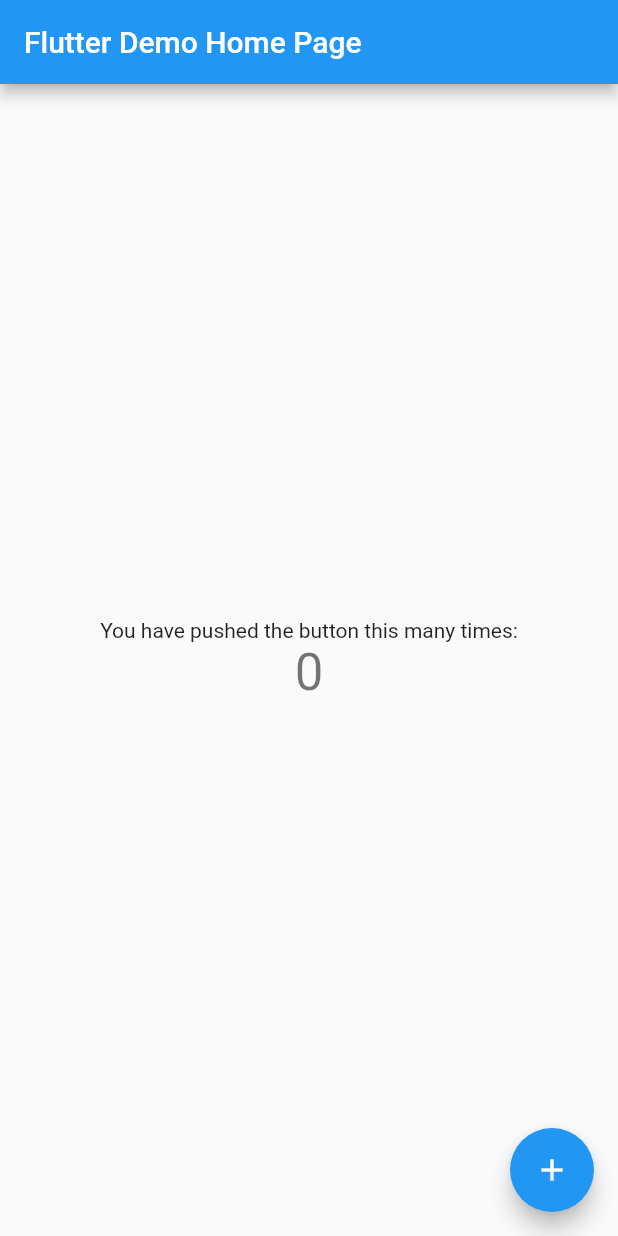
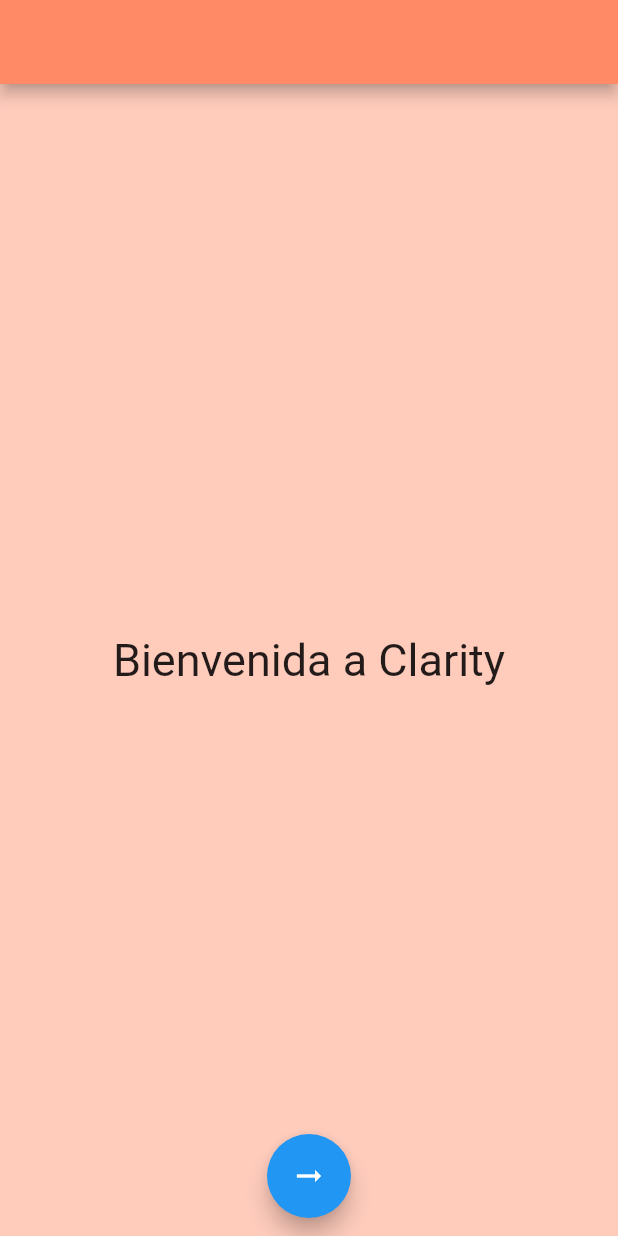
Before and after one commit to SebaOrdenes/proyecto_clarity_flutter, a Flutter app: the screen it shows after launch, on a phone screen of 412 x 824 dp. Run offline on Flutter 3.47's test engine with Material 2 defaults, Android fonts, the phone set to English and light mode, and no system bars.

Commit message:
Vista inicial
Se reorganizaron las carpetas, se borró la vista de la app por defecto y se añade una vista principal "home page" a la app en la nueva carpeta "screens"

```diff
--- a/lib/main.dart
+++ b/lib/main.dart
@@ -1,113 +1,7 @@
 import 'package:flutter/material.dart';
+
+import 'src/app.dart';
 
 void main() {
   runApp(MyApp());
 }
-
-class MyApp extends StatelessWidget {
-  // This widget is the root of your application.
-  @override
-  Widget build(BuildContext context) {
-    return MaterialApp(
-      title: 'Flutter Demo',
-      theme: ThemeData(
-        // This is the theme of your application.
-        //
-        // Try running your application with "flutter run". You'll see the
-        // application has a blue toolbar. Then, without quitting the app, try
-        // changing the primarySwatch below to Colors.green and then invoke
-        // "hot reload" (press "r" in the console where you ran "flutter run",
-        // or simply save your changes to "hot reload" in a Flutter IDE).
-        // Notice that the counter didn't reset back to zero; the application
-        // is not restarted.
-        primarySwatch: Colors.blue,
-      ),
-      home: MyHomePage(title: 'Flutter Demo Home Page'),
-    );
-  }
-}
-
-class MyHomePage extends StatefulWidget {
-  MyHomePage({Key? key, required this.title}) : super(key: key);
-
-  // This widget is the home page of your application. It is stateful, meaning
-  // that it has a State object (defined below) that contains fields that affect
-  // how it looks.
-
-  // This class is the configuration for the state. It holds the values (in this
-  // case the title) provided by the parent (in this case the App widget) and
-  // used by the build method of the State. Fields in a Widget subclass are
-  // always marked "final".
-
-  final String title;
-
-  @override
-  _MyHomePageState createState() => _MyHomePageState();
-}
-
-class _MyHomePageState extends State<MyHomePage> {
-  int _counter = 0;
-
-  void _incrementCounter() {
-    setState(() {
-      // This call to setState tells the Flutter framework that something has
-      // changed in this State, which causes it to rerun the build method below
-      // so that the display can reflect the updated values. If we changed
-      // _counter without calling setState(), then the build method would not be
-      // called again, and so nothing would appear to happen.
-      _counter++;
-    });
-  }
-
-  @override
-  Widget build(BuildContext context) {
-    // This method is rerun every time setState is called, for instance as done
-    // by the _incrementCounter method above.
-    //
-    // The Flutter framework has been optimized to make rerunning build methods
-    // fast, so that you can just rebuild anything that needs updating rather
-    // than having to individually change instances of widgets.
-    return Scaffold(
-      appBar: AppBar(
-        // Here we take the value from the MyHomePage object that was created by
-        // the App.build method, and use it to set our appbar title.
-        title: Text(widget.title),
-      ),
-      body: Center(
-        // Center is a layout widget. It takes a single child and positions it
-        // in the middle of the parent.
-        child: Column(
-          // Column is also a layout widget. It takes a list of children and
-          // arranges them vertically. By default, it sizes itself to fit its
-          // children horizontally, and tries to be as tall as its parent.
-          //
-          // Invoke "debug painting" (press "p" in the console, choose the
-          // "Toggle Debug Paint" action from the Flutter Inspector in Android
-          // Studio, or the "Toggle Debug Paint" command in Visual Studio Code)
-          // to see the wireframe for each widget.
-          //
-          // Column has various properties to control how it sizes itself and
-          // how it positions its children. Here we use mainAxisAlignment to
-          // center the children vertically; the main axis here is the vertical
-          // axis because Columns are vertical (the cross axis would be
-          // horizontal).
-          mainAxisAlignment: MainAxisAlignment.center,
-          children: <Widget>[
-            Text(
-              'You have pushed the button this many times:',
-            ),
-            Text(
-              '$_counter',
-              style: Theme.of(context).textTheme.headline4,
-            ),
-          ],
-        ),
-      ),
-      floatingActionButton: FloatingActionButton(
-        onPressed: _incrementCounter,
-        tooltip: 'Increment',
-        child: Icon(Icons.add),
-      ), // This trailing comma makes auto-formatting nicer for build methods.
-    );
-  }
-}
--- /dev/null
+++ b/lib/src/app.dart
@@ -0,0 +1,99 @@
+import 'package:flutter/material.dart';
+import 'package:proyecto_clarity_flutter/src/screens/home_page.dart';
+
+class MyApp extends StatelessWidget {
+  // This widget is the root of your application.
+  @override
+  Widget build(BuildContext context) {
+    return MaterialApp(
+      debugShowCheckedModeBanner: false,
+      title: 'App Clarity',
+      home: HomePage(),
+    );
+  }
+}
+
+class MyHomePage extends StatefulWidget {
+  MyHomePage({Key? key, required this.title}) : super(key: key);
+
+  // This widget is the home page of your application. It is stateful, meaning
+  // that it has a State object (defined below) that contains fields that affect
+  // how it looks.
+
+  // This class is the configuration for the state. It holds the values (in this
+  // case the title) provided by the parent (in this case the App widget) and
+  // used by the build method of the State. Fields in a Widget subclass are
+  // always marked "final".
+
+  final String title;
+
+  @override
+  _MyHomePageState createState() => _MyHomePageState();
+}
+
+class _MyHomePageState extends State<MyHomePage> {
+  int _counter = 0;
+
+  void _incrementCounter() {
+    setState(() {
+      // This call to setState tells the Flutter framework that something has
+      // changed in this State, which causes it to rerun the build method below
+      // so that the display can reflect the updated values. If we changed
+      // _counter without calling setState(), then the build method would not be
+      // called again, and so nothing would appear to happen.
+      _counter++;
+    });
+  }
+
+  @override
+  Widget build(BuildContext context) {
+    // This method is rerun every time setState is called, for instance as done
+    // by the _incrementCounter method above.
+    //
+    // The Flutter framework has been optimized to make rerunning build methods
+    // fast, so that you can just rebuild anything that needs updating rather
+    // than having to individually change instances of widgets.
+    return Scaffold(
+      appBar: AppBar(
+        // Here we take the value from the MyHomePage object that was created by
+        // the App.build method, and use it to set our appbar title.
+        title: Text(widget.title),
+      ),
+      body: Center(
+        // Center is a layout widget. It takes a single child and positions it
+        // in the middle of the parent.
+        child: Column(
+          // Column is also a layout widget. It takes a list of children and
+          // arranges them vertically. By default, it sizes itself to fit its
+          // children horizontally, and tries to be as tall as its parent.
+          //
+          // Invoke "debug painting" (press "p" in the console, choose the
+          // "Toggle Debug Paint" action from the Flutter Inspector in Android
+          // Studio, or the "Toggle Debug Paint" command in Visual Studio Code)
+          // to see the wireframe for each widget.
+          //
+          // Column has various properties to control how it sizes itself and
+          // how it positions its children. Here we use mainAxisAlignment to
+          // center the children vertically; the main axis here is the vertical
+          // axis because Columns are vertical (the cross axis would be
+          // horizontal).
+          mainAxisAlignment: MainAxisAlignment.center,
+          children: <Widget>[
+            Text(
+              'You have pushed the button this many times:',
+            ),
+            Text(
+              '$_counter',
+              style: Theme.of(context).textTheme.headline4,
+            ),
+          ],
+        ),
+      ),
+      floatingActionButton: FloatingActionButton(
+        onPressed: _incrementCounter,
+        tooltip: 'Increment',
+        child: Icon(Icons.add),
+      ), // This trailing comma makes auto-formatting nicer for build methods.
+    );
+  }
+}
--- /dev/null
+++ b/lib/src/screens/home_page.dart
@@ -0,0 +1,26 @@
+import 'package:flutter/material.dart';
+
+class HomePage extends StatelessWidget {
+  @override
+  Widget build(BuildContext context) {
+    return Scaffold(
+      appBar: AppBar(
+        centerTitle: true,
+        backgroundColor: Colors.deepOrange.shade300,
+      ),
+      body: Center(
+        child: Text(
+          'Bienvenida a Clarity',
+          style: TextStyle(fontSize: 30),
+        ),
+      ),
+      backgroundColor: Colors.deepOrange.shade100,
+      floatingActionButton: FloatingActionButton(
+        child: Icon(Icons.arrow_right_alt),
+        onPressed: () {}, //funcion anonima
+      ),
+      floatingActionButtonLocation:
+          FloatingActionButtonLocation.miniCenterFloat,
+    );
+  }
+}
```
Also changed, not shown: 1 other file.
